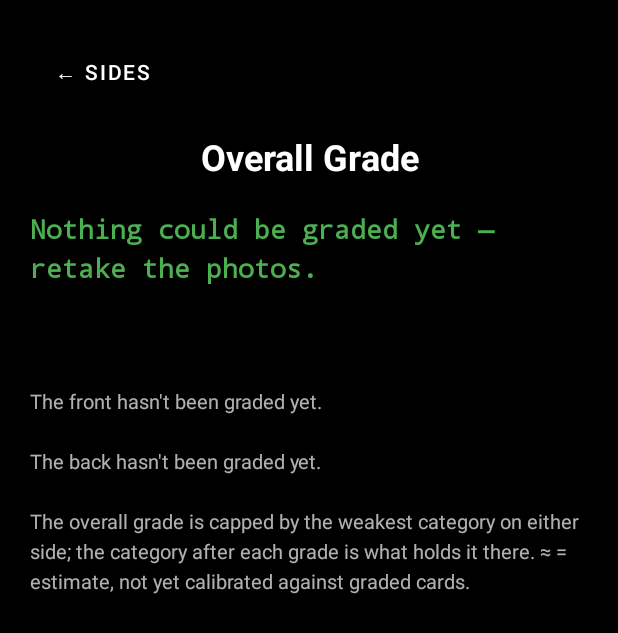
After one commit to Dragneel343/CardScanner-Grader, an Android app: the GradeSummaryActivity screen opened directly, with no data from a screen before it, on a phone screen of 412 x 824 dp. The commit adds this screen. Shown: the top 633 px of the screen. Run offline under Robolectric (Android 15) with nearby library versions, the phone set to English and light mode, and no system bars.

Commit message:
Add an overall grade summary, with surface left open to plug in
Each side's results now travel from centering through corners & edges
back to the front/back hub as data (SideResult) rather than only as
display text, and a new Overall Grade screen combines both sides into an
estimated grade per grader.

The overall grade is capped by the weakest category on either side
(graders don't average strengths against flaws), and names the category
holding it there. Surface is a category from the start: it shows as
not assessed until surface grading exists, and the grade reads "up to"
while it or anything else (a side, corners and edges on a side whose
outline wasn't found) is missing, since an unassessed category can only
bring the grade down.

Centering measured on a photo whose card wasn't found (or came out
skewed) isn't counted unless the lines were adjusted by hand: the lines
then measure the photo, not the card (a live back read 21/79 that way).

The detector's rejection log now includes how much of its rectangle each
outline fills, for diagnosing cards it misses.

```diff
--- a/app/src/main/AndroidManifest.xml
+++ b/app/src/main/AndroidManifest.xml
@@ -56,6 +56,11 @@
             android:name=".CornersEdgesActivity"
             android:exported="false"
             android:screenOrientation="portrait" />
+
+        <activity
+            android:name=".GradeSummaryActivity"
+            android:exported="false"
+            android:screenOrientation="portrait" />
     </application>
 
 </manifest>
--- /dev/null
+++ b/app/src/main/java/com/inspectorade/cardscanner/GradeSummaryActivity.kt
@@ -0,0 +1,96 @@
+package com.inspectorade.cardscanner
+
+import android.os.Bundle
+import android.view.View
+import androidx.appcompat.app.AppCompatActivity
+import androidx.core.content.IntentCompat
+import androidx.core.view.ViewCompat
+import androidx.core.view.WindowInsetsCompat
+import androidx.core.view.updatePadding
+import com.inspectorade.cardscanner.databinding.ActivityGradeSummaryBinding
+import com.inspectorade.cardscanner.grading.GradeCategory
+import com.inspectorade.cardscanner.grading.GradeSummary
+import com.inspectorade.cardscanner.grading.SideResult
+
+/**
+ * The card's estimated overall grade per grader, from whatever has been graded
+ * so far (see [GradeSummary]), with each side's results by category and what
+ * is still missing — surface, until surface grading exists, so the grades are
+ * shown as upper bounds.
+ */
+class GradeSummaryActivity : AppCompatActivity() {
+
+    private lateinit var binding: ActivityGradeSummaryBinding
+
+    override fun onCreate(savedInstanceState: Bundle?) {
+        super.onCreate(savedInstanceState)
+        binding = ActivityGradeSummaryBinding.inflate(layoutInflater)
+        setContentView(binding.root)
+
+        ViewCompat.setOnApplyWindowInsetsListener(binding.root) { view, insets ->
+            val bars = insets.getInsets(WindowInsetsCompat.Type.systemBars())
+            view.updatePadding(top = bars.top, bottom = bars.bottom)
+            insets
+        }
+        binding.summaryBackButton.setOnClickListener { finish() }
+
+        val front = IntentCompat.getSerializableExtra(intent, EXTRA_FRONT, SideResult::class.java)
+        val back = IntentCompat.getSerializableExtra(intent, EXTRA_BACK, SideResult::class.java)
+
+        (front?.cardLabel ?: back?.cardLabel)?.let {
+            binding.summaryCardLabel.text = it
+            binding.summaryCardLabel.visibility = View.VISIBLE
+        }
+        val graders = GradeSummary.overall(front, back)
+        binding.summaryOverallText.text = if (graders.isEmpty()) getString(R.string.grade_summary_nothing)
+        else graders.joinToString("\n") { overall ->
+            val grade = (if (overall.verified) "" else "≈") + overall.grade.label
+            val prefix = if (overall.complete) "" else getString(R.string.grade_summary_up_to) + " "
+            "%-4s %-10s %s".format(
+                overall.grader, prefix + grade,
+                overall.limitedBy.joinToString(", ") { it.label.lowercase() },
+            )
+        }
+        binding.summaryBreakdownText.text = listOfNotNull(
+            front?.let { breakdown(getString(R.string.side_front_button), it) },
+            back?.let { breakdown(getString(R.string.side_back_button), it) },
+        ).joinToString("\n\n")
+        binding.summaryNotesText.text = notes(front, back).joinToString("\n\n")
+    }
+
+    /** A side's results, one category per line; "–" for not assessed. */
+    private fun breakdown(title: String, side: SideResult): String {
+        fun wear(grade: Int?) = grade?.let { "≈" + GradeSummary.wearLabel(it) } ?: "–"
+        return listOf(
+            title,
+            "  %-10s %s".format(
+                GradeCategory.CENTERING.label,
+                if (side.centeringCounted) side.centeringText else getString(R.string.grade_summary_not_counted),
+            ),
+            "  %-10s %s".format(GradeCategory.CORNERS.label, wear(side.cornerGrade)),
+            "  %-10s %s".format(GradeCategory.EDGES.label, wear(side.edgeGrade)),
+            "  %-10s %s".format(GradeCategory.SURFACE.label, wear(side.surfaceGrade)),
+        ).joinToString("\n")
+    }
+
+    /** What's missing, so the grade reads as the upper bound it is, and what ≈ means. */
+    private fun notes(front: SideResult?, back: SideResult?): List<String> = buildList {
+        if (front == null) add(getString(R.string.grade_summary_missing_side, getString(R.string.side_front_button).lowercase()))
+        if (back == null) add(getString(R.string.grade_summary_missing_side, getString(R.string.side_back_button).lowercase()))
+        for (side in listOfNotNull(front, back)) {
+            if (!side.centeringCounted) {
+                add(getString(R.string.grade_summary_centering_not_counted, if (side.isFront) "front" else "back"))
+            }
+            if (side.cornerGrade == null || side.edgeGrade == null) {
+                add(getString(R.string.grade_summary_missing_wear, if (side.isFront) "front" else "back"))
+            }
+        }
+        if (listOfNotNull(front, back).any { it.surfaceGrade == null }) add(getString(R.string.grade_summary_missing_surface))
+        add(getString(R.string.grade_summary_how))
+    }
+
+    companion object {
+        const val EXTRA_FRONT = "extra_front"
+        const val EXTRA_BACK = "extra_back"
+    }
+}
--- /dev/null
+++ b/app/src/main/res/layout/activity_grade_summary.xml
@@ -0,0 +1,79 @@
+<?xml version="1.0" encoding="utf-8"?>
+<ScrollView xmlns:android="http://schemas.android.com/apk/res/android"
+    android:id="@+id/summaryRoot"
+    android:layout_width="match_parent"
+    android:layout_height="match_parent"
+    android:background="@color/black">
+
+    <LinearLayout
+        android:layout_width="match_parent"
+        android:layout_height="wrap_content"
+        android:orientation="vertical"
+        android:paddingHorizontal="20dp"
+        android:paddingBottom="24dp">
+
+        <Button
+            android:id="@+id/summaryBackButton"
+            android:layout_width="wrap_content"
+            android:layout_height="wrap_content"
+            android:layout_marginTop="24dp"
+            android:paddingHorizontal="16dp"
+            android:paddingVertical="8dp"
+            android:text="@string/grade_summary_back"
+            android:textColor="@color/white"
+            android:backgroundTint="#80000000" />
+
+        <TextView
+            android:layout_width="match_parent"
+            android:layout_height="wrap_content"
+            android:layout_marginTop="16dp"
+            android:gravity="center"
+            android:text="@string/grade_summary_title"
+            android:textColor="@color/white"
+            android:textSize="24sp"
+            android:textStyle="bold" />
+
+        <TextView
+            android:id="@+id/summaryCardLabel"
+            android:layout_width="match_parent"
+            android:layout_height="wrap_content"
+            android:layout_marginTop="4dp"
+            android:gravity="center"
+            android:textColor="@color/white"
+            android:textSize="16sp"
+            android:visibility="gone" />
+
+        <!-- One line per grader: the overall grade and what limits it. -->
+        <TextView
+            android:id="@+id/summaryOverallText"
+            android:layout_width="match_parent"
+            android:layout_height="wrap_content"
+            android:layout_marginTop="20dp"
+            android:fontFamily="monospace"
+            android:lineSpacingExtra="6dp"
+            android:textColor="@color/accent"
+            android:textSize="17sp"
+            android:textStyle="bold" />
+
+        <TextView
+            android:id="@+id/summaryBreakdownText"
+            android:layout_width="match_parent"
+            android:layout_height="wrap_content"
+            android:layout_marginTop="24dp"
+            android:fontFamily="monospace"
+            android:lineSpacingExtra="4dp"
+            android:textColor="@color/white"
+            android:textSize="14sp" />
+
+        <TextView
+            android:id="@+id/summaryNotesText"
+            android:layout_width="match_parent"
+            android:layout_height="wrap_content"
+            android:layout_marginTop="24dp"
+            android:lineSpacingExtra="4dp"
+            android:textColor="#B0FFFFFF"
+            android:textSize="13sp" />
+
+    </LinearLayout>
+
+</ScrollView>
--- a/app/src/main/res/values/strings.xml
+++ b/app/src/main/res/values/strings.xml
@@ -81,6 +81,17 @@
     <string name="wear_skipped">Corners &amp; edges not assessed — the card\'s outline wasn\'t found</string>
     <string name="wear_failed">Couldn\'t analyze the corners and edges.</string>
     <string name="wear_card_description">Card with whitening and corner wear highlighted</string>
+    <string name="grade_summary_button">Overall Grade</string>
+    <string name="grade_summary_title">Overall Grade</string>
+    <string name="grade_summary_back">← Sides</string>
+    <string name="grade_summary_up_to">up to</string>
+    <string name="grade_summary_nothing">Nothing could be graded yet — retake the photos.</string>
+    <string name="grade_summary_not_counted">not counted</string>
+    <string name="grade_summary_centering_not_counted">The %1$s\'s centering wasn\'t counted: the card\'s edges weren\'t found (or came out skewed) and the lines were left as detected. Retake, or drag the lines into place.</string>
+    <string name="grade_summary_missing_side">The %1$s hasn\'t been graded yet.</string>
+    <string name="grade_summary_missing_wear">Corners and edges weren\'t assessed on the %1$s (the card\'s outline wasn\'t found).</string>
+    <string name="grade_summary_missing_surface">Surface isn\'t graded yet, so these are upper bounds: surface wear can only bring the grade down.</string>
+    <string name="grade_summary_how">The overall grade is capped by the weakest category on either side; the category after each grade is what holds it there. ≈ = estimate, not yet calibrated against graded cards.</string>
     <string name="retake_button">Retake</string>
     <string name="confirm_button">Confirm</string>
 </resources>
```
Also changed, not shown: app/src/main/java/com/inspectorade/cardscanner/CardSidesActivity.kt (+21 -1 lines), app/src/main/java/com/inspectorade/cardscanner/CenteringActivity.kt (+29 -9 lines), app/src/main/java/com/inspectorade/cardscanner/CornersEdgesActivity.kt (+9 -2 lines), app/src/main/java/com/inspectorade/cardscanner/capture/CardDetector.kt (+16 -8 lines), app/src/main/java/com/inspectorade/cardscanner/grading/GradeSummary.kt (added, +105 -0 lines), app/src/main/res/layout/activity_card_sides.xml (+12 -0 lines), 1 other file.
